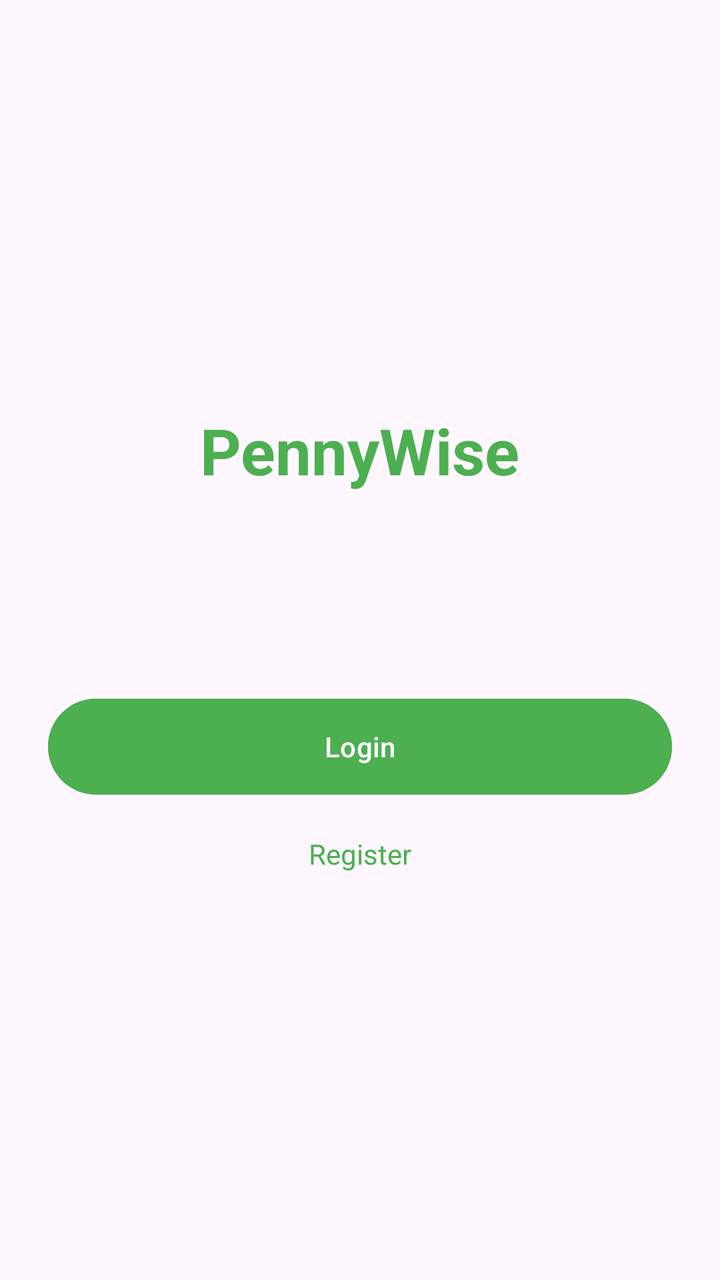
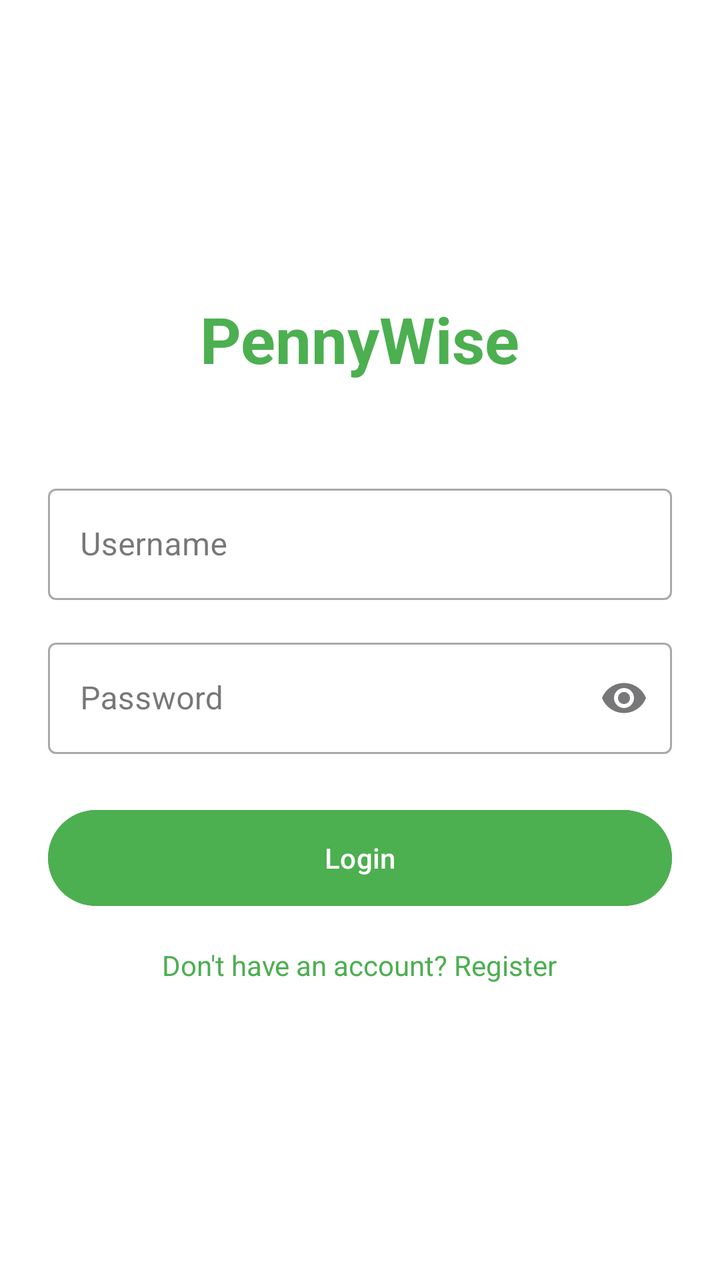

An Android layout rendered at two revisions. The XML below is the earlier revision; the diff shows what the commit changed to produce the second picture.
<!-- AndroidManifest.xml: application theme Theme.Pennywise2 -->
<!-- res/layout/activity_login.xml -->
<?xml version="1.0" encoding="utf-8"?>
<LinearLayout xmlns:android="http://schemas.android.com/apk/res/android"
    xmlns:app="http://schemas.android.com/apk/res-auto"
    android:layout_width="match_parent" android:layout_height="match_parent"
    android:orientation="vertical" android:padding="24dp" android:gravity="center">
    <TextView android:layout_width="wrap_content" android:layout_height="wrap_content"
        android:text="PennyWise" android:textSize="32sp" android:textStyle="bold"
        android:textColor="#4CAF50" android:layout_marginBottom="48dp"/>
    <com.google.android.material.textfield.TextInputLayout style="@style/Widget.MaterialComponents.TextInputLayout.OutlinedBox"
        android:layout_width="match_parent" android:layout_height="wrap_content" android:layout_marginBottom="16dp">
        <com.google.android.material.textfield.TextInputEditText android:id="@+id/etUsername"
            android:hint="Username"/>
    </com.google.android.material.textfield.TextInputLayout>
    <com.google.android.material.textfield.TextInputLayout style="@style/Widget.MaterialComponents.TextInputLayout.OutlinedBox"
        android:layout_width="match_parent" android:layout_height="wrap_content" android:layout_marginBottom="24dp"
        app:endIconMode="password_toggle">
        <com.google.android.material.textfield.TextInputEditText android:id="@+id/etPassword"
            android:hint="Password" android:inputType="textPassword"/>
    </com.google.android.material.textfield.TextInputLayout>
    <Button android:id="@+id/btnLogin" android:layout_width="match_parent" android:layout_height="56dp"
        android:text="Login" android:backgroundTint="#4CAF50"/>
    <TextView android:id="@+id/tvRegisterLink" android:layout_width="wrap_content" android:layout_height="wrap_content"
        android:text="Register" android:textColor="#4CAF50" android:layout_marginTop="16dp"/>
</LinearLayout>
<!-- resources referenced by this layout -->
<resources>
  <style name="Theme.Pennywise2" parent="Base.Theme.Pennywise2" />
  <style name="Base.Theme.Pennywise2" parent="Theme.Material3.DayNight.NoActionBar">
          
          
      </style>
</resources>

<!-- the commit's change to res/layout/activity_login.xml (unified diff, before → after) -->
@@ -2,23 +2,26 @@
 <LinearLayout xmlns:android="http://schemas.android.com/apk/res/android"
     xmlns:app="http://schemas.android.com/apk/res-auto"
     android:layout_width="match_parent" android:layout_height="match_parent"
-    android:orientation="vertical" android:padding="24dp" android:gravity="center">
+    android:orientation="vertical" android:padding="24dp" android:gravity="center"
+    android:background="@android:color/white">
     <TextView android:layout_width="wrap_content" android:layout_height="wrap_content"
         android:text="PennyWise" android:textSize="32sp" android:textStyle="bold"
         android:textColor="#4CAF50" android:layout_marginBottom="48dp"/>
     <com.google.android.material.textfield.TextInputLayout style="@style/Widget.MaterialComponents.TextInputLayout.OutlinedBox"
         android:layout_width="match_parent" android:layout_height="wrap_content" android:layout_marginBottom="16dp">
         <com.google.android.material.textfield.TextInputEditText android:id="@+id/etUsername"
-            android:hint="Username"/>
+            android:layout_width="match_parent" android:layout_height="wrap_content"
+            android:hint="Username" android:inputType="text"/>
     </com.google.android.material.textfield.TextInputLayout>
     <com.google.android.material.textfield.TextInputLayout style="@style/Widget.MaterialComponents.TextInputLayout.OutlinedBox"
         android:layout_width="match_parent" android:layout_height="wrap_content" android:layout_marginBottom="24dp"
         app:endIconMode="password_toggle">
         <com.google.android.material.textfield.TextInputEditText android:id="@+id/etPassword"
+            android:layout_width="match_parent" android:layout_height="wrap_content"
             android:hint="Password" android:inputType="textPassword"/>
     </com.google.android.material.textfield.TextInputLayout>
     <Button android:id="@+id/btnLogin" android:layout_width="match_parent" android:layout_height="56dp"
-        android:text="Login" android:backgroundTint="#4CAF50"/>
+        android:text="Login" android:backgroundTint="#4CAF50" android:textColor="@android:color/white"/>
     <TextView android:id="@+id/tvRegisterLink" android:layout_width="wrap_content" android:layout_height="wrap_content"
-        android:text="Register" android:textColor="#4CAF50" android:layout_marginTop="16dp"/>
+        android:text="Don't have an account? Register" android:textColor="#4CAF50" android:layout_marginTop="16dp"/>
 </LinearLayout>
